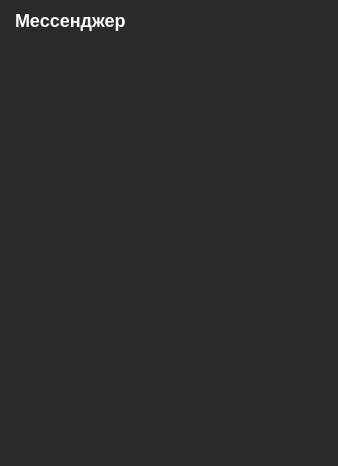
b0shka/selling_apps, file messenger/messenger.ui: the form before one commit.
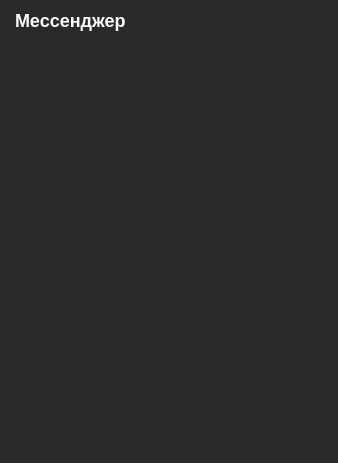
The form after the commit.

Patch:
```diff
--- a/messenger/messenger.ui
+++ b/messenger/messenger.ui
@@ -7,19 +7,19 @@
     <x>0</x>
     <y>0</y>
     <width>338</width>
-    <height>466</height>
+    <height>463</height>
    </rect>
   </property>
   <property name="minimumSize">
    <size>
     <width>338</width>
-    <height>466</height>
+    <height>463</height>
    </size>
   </property>
   <property name="maximumSize">
    <size>
     <width>338</width>
-    <height>466</height>
+    <height>463</height>
    </size>
   </property>
   <property name="windowTitle">
```
